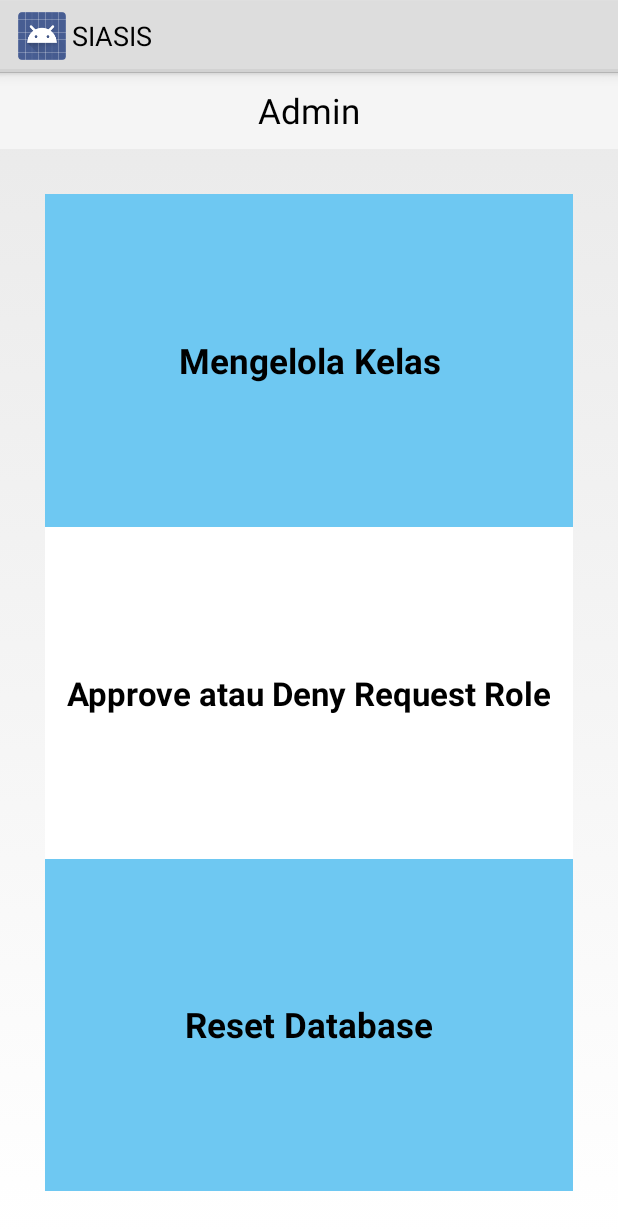
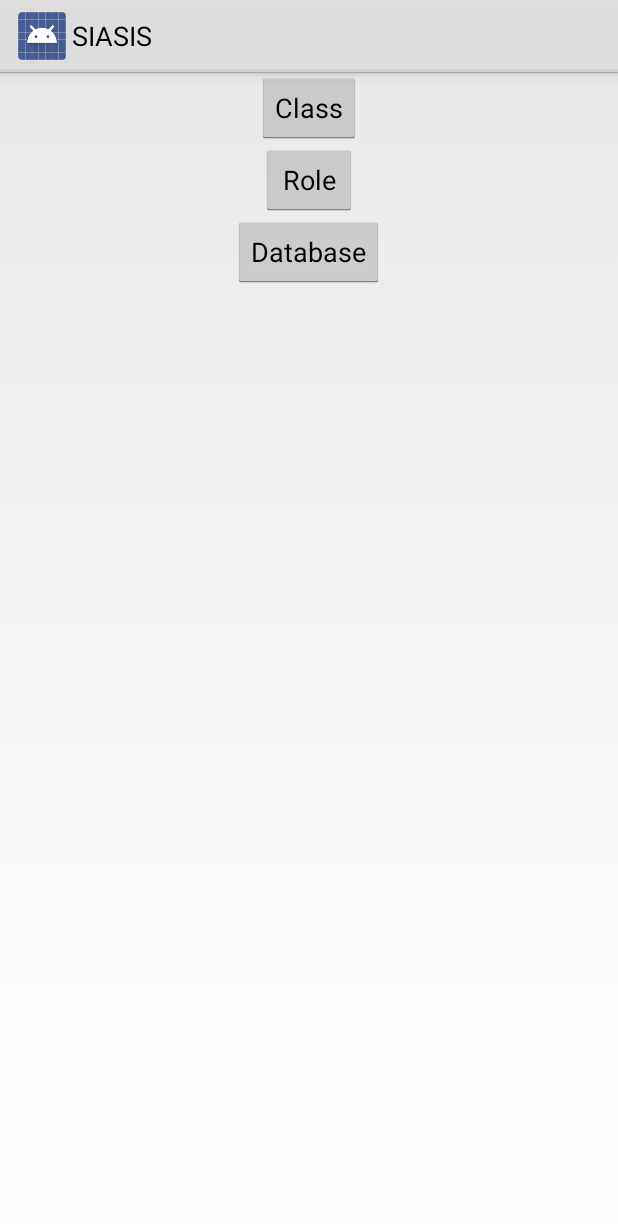
Before and after one commit to rian-fitriansyah/NavigationDrawer1, an Android app: the layout admin.xml on its own in the app's theme, with its tools: preview values and no code run, on a phone screen of 412 x 824 dp. Shown: the top 1230 px of the screen. Run offline under Robolectric (Android 15) with nearby library versions, the phone set to English and light mode, and no system bars.

Commit message:
Update admin.xml

```diff
--- a/app/src/main/res/layout/admin.xml
+++ b/app/src/main/res/layout/admin.xml
@@ -1,71 +1,27 @@
 <?xml version="1.0" encoding="utf-8"?>
 <LinearLayout xmlns:android="http://schemas.android.com/apk/res/android"
-    android:layout_width="match_parent"
-    android:layout_height="match_parent"
-    android:fillViewport="true"
-    android:orientation="vertical">
+    android:orientation="vertical" android:layout_width="match_parent"
+    android:layout_height="match_parent">
 
-    <LinearLayout
-        android:layout_width="fill_parent"
+    <Button
+        android:layout_width="wrap_content"
         android:layout_height="wrap_content"
-        android:background="@color/whitedrawer"
-        android:id="@+id/header_detail">
+        android:text="Class"
+        android:id="@+id/button9"
+        android:layout_gravity="center_horizontal" />
 
-        <TextView
-            android:paddingBottom="10dp"
-            android:paddingTop="10dp"
-            android:layout_width="wrap_content"
-            android:layout_height="fill_parent"
-            android:text="Admin"
-            android:textSize="23dip"
+    <Button
+        android:layout_width="wrap_content"
+        android:layout_height="wrap_content"
+        android:text="Role"
+        android:id="@+id/button10"
+        android:layout_gravity="center_horizontal" />
 
-            android:layout_weight="1"
-            android:textColor="@color/black"
-            android:gravity="center"
-            android:layout_centerVertical="true"
-            android:layout_centerHorizontal="true"/>
-    </LinearLayout>
-
-    <LinearLayout
-        android:padding="30dip"
-        android:layout_width="fill_parent"
-        android:layout_height="fill_parent"
-        android:orientation="vertical"
-        >
-
-        <Button
-            android:background="#6ec8f2"
-            android:layout_width="fill_parent"
-            android:layout_height="fill_parent"
-            android:text="Mengelola Kelas"
-            android:textStyle="bold"
-            android:textSize="23dp"
-            android:textAllCaps="false"
-            android:layout_weight="1"
-            android:id="@+id/button9"/>
-
-        <Button
-            android:textStyle="bold"
-            android:background="@color/white"
-            android:layout_width="fill_parent"
-            android:layout_height="fill_parent"
-            android:text="Approve atau Deny Request Role"
-            android:textSize="22dp"
-            android:textAllCaps="false"
-            android:layout_weight="1"
-            android:id="@+id/button10"/>
-
-        <Button
-            android:background="#6ec8f2"
-            android:textStyle="bold"
-            android:layout_width="fill_parent"
-            android:layout_height="fill_parent"
-            android:text="Reset Database"
-            android:textSize="23dp"
-            android:textAllCaps="false"
-            android:layout_weight="1"
-            android:id="@+id/choose_forum_3"/>
-
-    </LinearLayout>
+    <Button
+        android:layout_width="wrap_content"
+        android:layout_height="wrap_content"
+        android:text="Database"
+        android:id="@+id/button11"
+        android:layout_gravity="center_horizontal" />
 
 </LinearLayout>
```
